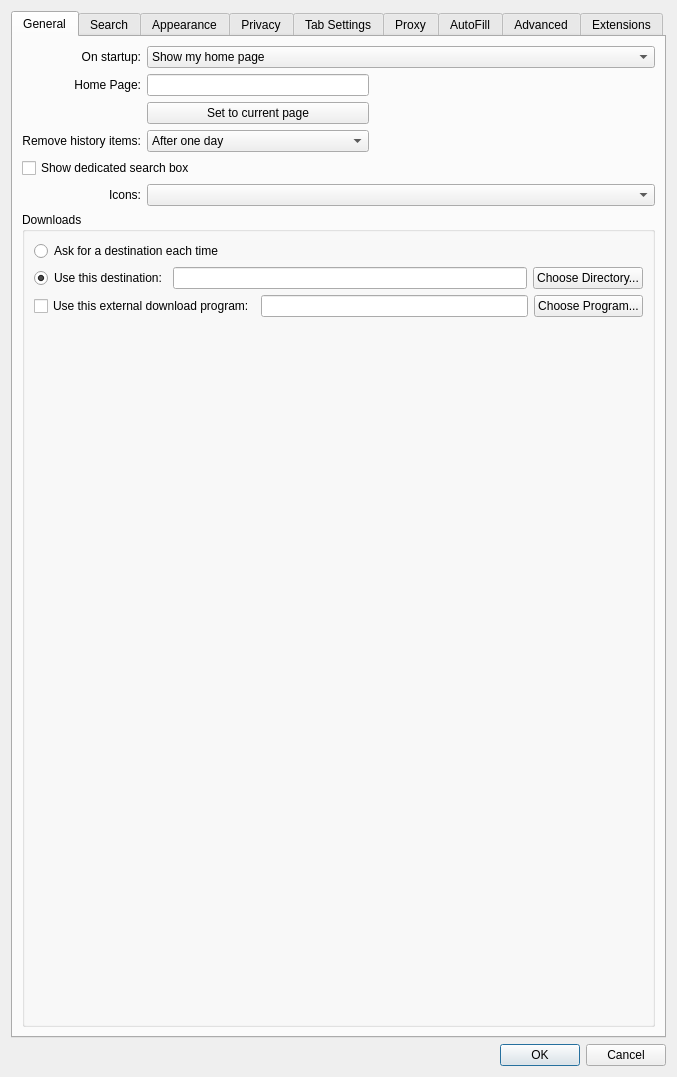
Old version of the form src/settings.ui in the repository IT-Space-2026/arktos.
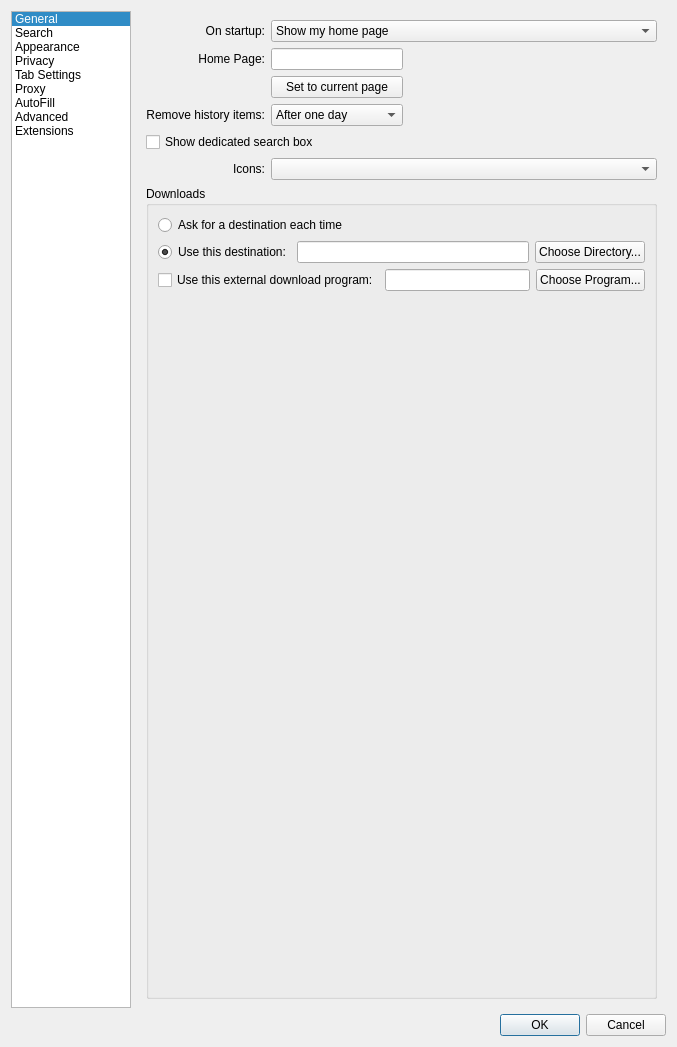
New version of the form. The open tabs and pages were chosen to show the change.

Commit message: UIP03: switch the Preferences dialog to a vertical sidebar

The edit to the form file:
```diff
--- a/src/settings.ui
+++ b/src/settings.ui
@@ -25,14 +25,74 @@
     </widget>
    </item>
    <item row="0" column="0">
-    <widget class="QTabWidget" name="tabWidget">
-     <property name="currentIndex">
-      <number>2</number>
-     </property>
+    <layout class="QHBoxLayout" name="pagesLayout">
+     <item>
+      <widget class="QListWidget" name="pagesList">
+       <property name="accessibleName">
+        <string>Settings sections</string>
+       </property>
+       <property name="horizontalScrollBarPolicy">
+        <enum>Qt::ScrollBarAlwaysOff</enum>
+       </property>
+       <property name="selectionMode">
+        <enum>QAbstractItemView::SingleSelection</enum>
+       </property>
+       <property name="currentRow">
+        <number>0</number>
+       </property>
+       <item>
+        <property name="text">
+         <string>General</string>
+        </property>
+       </item>
+       <item>
+        <property name="text">
+         <string>Search</string>
+        </property>
+       </item>
+       <item>
+        <property name="text">
+         <string>Appearance</string>
+        </property>
+       </item>
+       <item>
+        <property name="text">
+         <string>Privacy</string>
+        </property>
+       </item>
+       <item>
+        <property name="text">
+         <string>Tab Settings</string>
+        </property>
+       </item>
+       <item>
+        <property name="text">
+         <string>Proxy</string>
+        </property>
+       </item>
+       <item>
+        <property name="text">
+         <string>AutoFill</string>
+        </property>
+       </item>
+       <item>
+        <property name="text">
+         <string>Advanced</string>
+        </property>
+       </item>
+       <item>
+        <property name="text">
+         <string>Extensions</string>
+        </property>
+       </item>
+      </widget>
+     </item>
+     <item>
+      <widget class="QStackedWidget" name="tabWidget">
+       <property name="currentIndex">
+        <number>0</number>
+       </property>
      <widget class="QWidget" name="tab">
-      <attribute name="title">
-       <string>General</string>
-      </attribute>
       <layout class="QGridLayout" name="gridLayout_4">
        <item row="0" column="0">
         <widget class="QLabel" name="label_7">
@@ -279,9 +339,6 @@
       </layout>
      </widget>
      <widget class="QWidget" name="tab_search">
-      <attribute name="title">
-       <string>Search</string>
-      </attribute>
       <layout class="QVBoxLayout" name="searchTabLayout">
        <item>
         <widget class="QGroupBox" name="enginesGroupBox">
@@ -394,9 +451,6 @@
       </layout>
      </widget>
      <widget class="QWidget" name="tab_3">
-      <attribute name="title">
-       <string>Appearance</string>
-      </attribute>
       <layout class="QGridLayout" name="gridLayout_3">
        <item row="0" column="0">
         <widget class="QLabel" name="label_5">
@@ -526,9 +580,6 @@
       </layout>
      </widget>
      <widget class="QWidget" name="tab_2">
-      <attribute name="title">
-       <string>Privacy</string>
-      </attribute>
       <layout class="QVBoxLayout" name="verticalLayout_3">
        <item>
         <widget class="QGroupBox" name="securityLevelGroupBox">
@@ -1073,9 +1124,6 @@
       </layout>
      </widget>
      <widget class="QWidget" name="tab_6">
-      <attribute name="title">
-       <string>Tab Settings</string>
-      </attribute>
       <layout class="QVBoxLayout" name="verticalLayout_5">
        <item>
         <layout class="QHBoxLayout" name="tabBarPositionLayout">
@@ -1264,9 +1312,6 @@
       </layout>
      </widget>
      <widget class="QWidget" name="tab_4">
-      <attribute name="title">
-       <string>Proxy</string>
-      </attribute>
       <layout class="QVBoxLayout" name="verticalLayout">
        <item>
         <widget class="QGroupBox" name="proxySupport">
@@ -1427,9 +1472,6 @@
       </layout>
      </widget>
      <widget class="QWidget" name="tab_7">
-      <attribute name="title">
-       <string>AutoFill</string>
-      </attribute>
       <layout class="QGridLayout" name="gridLayout_8">
        <item row="0" column="0">
         <widget class="QLabel" name="label_16">
@@ -1490,9 +1532,6 @@
       </layout>
      </widget>
      <widget class="QWidget" name="tab_5">
-      <attribute name="title">
-       <string>Advanced</string>
-      </attribute>
       <layout class="QGridLayout" name="gridLayout_2">
        <item row="0" column="0">
         <widget class="QLabel" name="label_14">
@@ -1585,9 +1624,6 @@
       </layout>
      </widget>
      <widget class="QWidget" name="tab_8">
-      <attribute name="title">
-       <string>Extensions</string>
-      </attribute>
       <layout class="QVBoxLayout" name="verticalLayout_8">
        <item>
         <widget class="QLabel" name="extensionsHintLabel">
@@ -1743,7 +1779,9 @@
        </item>
       </layout>
      </widget>
-    </widget>
+     </widget>
+     </item>
+    </layout>
    </item>
   </layout>
  </widget>
```
Left out of the diff: 1 changed line with no effect on the pictures. The commit also changes 6 other files.
